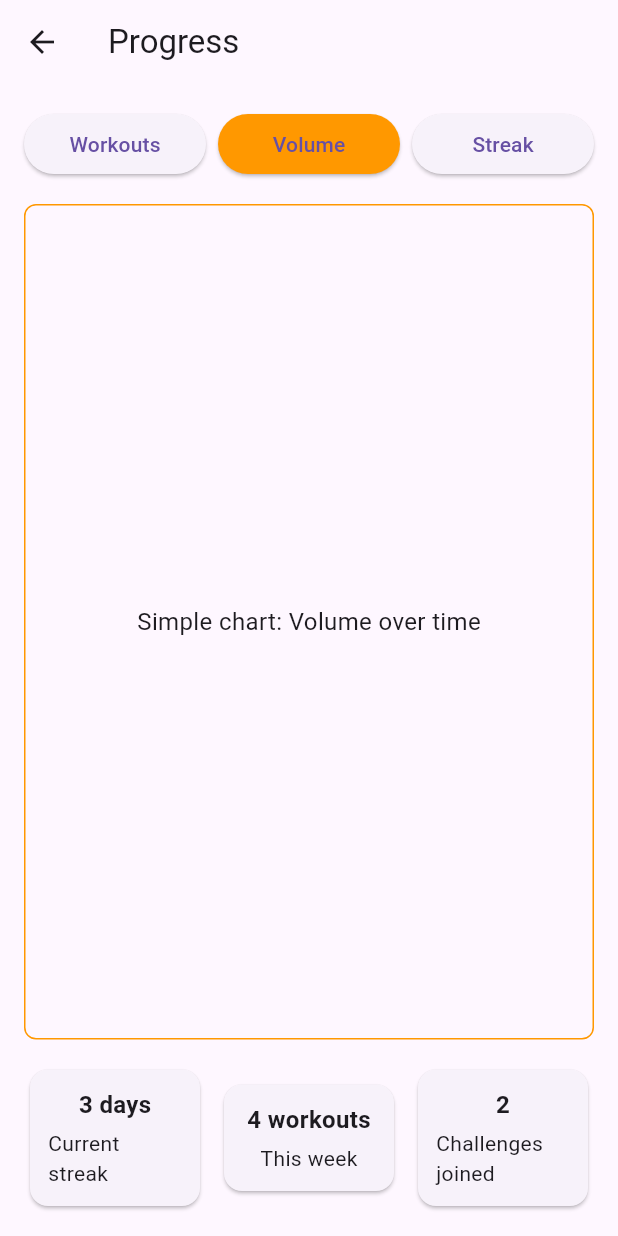
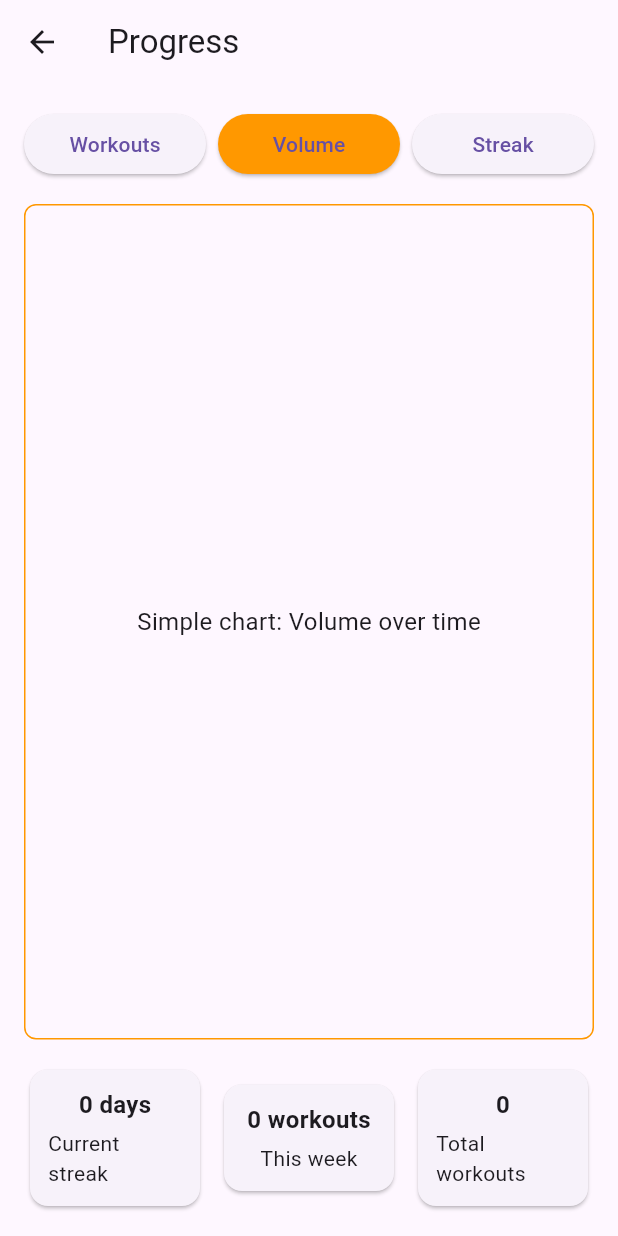
Before and after one commit to mohitkokane3900/beast_lifting_app, a Flutter app: the ProgressScreen screen opened directly, after a tap on "Volume", on a phone screen of 412 x 824 dp. Run offline on Flutter 3.47's test engine with Material 3 defaults, Android fonts, the light colour scheme and no system bars; our stand-ins replace cloud_firestore, firebase_auth, firebase_core; accounts and stored records are empty.

Commit message:
Add workout streak and summary calculations

```diff
--- a/lib/screens/progress/progress_screen.dart
+++ b/lib/screens/progress/progress_screen.dart
@@ -1,4 +1,7 @@
 import 'package:flutter/material.dart';
+import '../../services/firestore_service.dart';
+import '../../services/auth_service.dart';
+import '../../models/workout.dart';
 
 class ProgressScreen extends StatefulWidget {
   const ProgressScreen({super.key});
@@ -8,13 +11,63 @@ class ProgressScreen extends StatefulWidget {
 }
 
 class _ProgressScreenState extends State<ProgressScreen> {
+  final store = FirestoreService();
+  final auth = AuthService();
   String mode = 'Workouts';
+
+  int _calculateStreak(List<Workout> workouts) {
+    if (workouts.isEmpty) return 0;
+    int streak = 0;
+    DateTime? lastDate;
+
+    for (final w in workouts) {
+      final d = DateTime(w.createdAt.year, w.createdAt.month, w.createdAt.day);
+      if (lastDate == null) {
+        streak = 1;
+        lastDate = d;
+      } else {
+        final diff = lastDate.difference(d).inDays;
+        if (diff == 1) {
+          streak += 1;
+          lastDate = d;
+        } else {
+          break;
+        }
+      }
+    }
+    return streak;
+  }
+
+  int _workoutsThisWeek(List<Workout> workouts) {
+    final now = DateTime.now();
+    final start = DateTime(now.year, now.month, now.day)
+        .subtract(const Duration(days: 6));
+    return workouts.where((w) => w.createdAt.isAfter(start)).length;
+  }
 
   @override
   Widget build(BuildContext context) {
+    final u = auth.currentUser;
+    if (u == null) {
+      return const Scaffold(
+        body: Center(child: Text('Not logged in')),
+      );
+    }
+
     return Scaffold(
       appBar: AppBar(title: const Text('Progress')),
-      body: Padding(
+      body: StreamBuilder<List<Workout>>(
+        stream: store.workoutsForUser(u.uid),
+        builder: (context, snap) {
+          if (!snap.hasData) {
+            return const Center(child: CircularProgressIndicator());
+          }
+
+          final workouts = snap.data!;
+          final streak = _calculateStreak(workouts);
+          final weekCount = _workoutsThisWeek(workouts);
+
+          return Padding(
             padding: const EdgeInsets.all(16),
             child: Column(
               children: [
@@ -46,15 +99,20 @@ class _ProgressScreenState extends State<ProgressScreen> {
                 const SizedBox(height: 16),
                 Row(
                   children: [
-                _summaryCard('Current streak', '3 days'),
+                    _summaryCard('Current streak', '$streak days'),
                     const SizedBox(width: 8),
-                _summaryCard('This week', '4 workouts'),
+                    _summaryCard('This week', '$weekCount workouts'),
                     const SizedBox(width: 8),
-                _summaryCard('Challenges joined', '2'),
+                    _summaryCard(
+                      'Total workouts',
+                      workouts.length.toString(),
+                    ),
                   ],
                 ),
               ],
             ),
+          );
+        },
       ),
     );
   }
--- a/lib/services/firestore_service.dart
+++ b/lib/services/firestore_service.dart
@@ -76,4 +76,15 @@ class FirestoreService {
       'streakDays': 0,
     }, SetOptions(merge: true));
   }
+
+  Stream<List<Workout>> workoutsForUser(String uid) {
+    return _db
+        .collection('workouts')
+        .where('userId', isEqualTo: uid)
+        .orderBy('createdAt', descending: true)
+        .snapshots()
+        .map(
+          (qs) => qs.docs.map((d) => Workout.fromMap(d.id, d.data())).toList(),
+        );
+  }
 }
```
Lines whose indentation alone changed are shown as unchanged.
